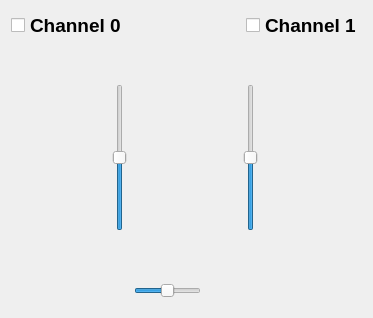
First picture: the form in ui/mainwindow.ui, repository Melomanstd/daq_gui, before the edit.
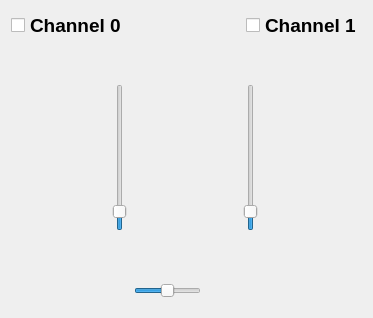
Second picture: the form after the edit. Icons and pictures are not drawn.

Diff of the .ui file:
```diff
--- a/ui/mainwindow.ui
+++ b/ui/mainwindow.ui
@@ -120,13 +120,13 @@
            <enum>Qt::LeftToRight</enum>
           </property>
           <property name="minimum">
-           <number>-100</number>
+           <number>1</number>
           </property>
           <property name="maximum">
            <number>100</number>
           </property>
           <property name="value">
-           <number>0</number>
+           <number>10</number>
           </property>
           <property name="orientation">
            <enum>Qt::Vertical</enum>
@@ -225,13 +225,13 @@
            <string>Voltage range</string>
           </property>
           <property name="minimum">
-           <number>-100</number>
+           <number>1</number>
           </property>
           <property name="maximum">
            <number>100</number>
           </property>
           <property name="value">
-           <number>0</number>
+           <number>10</number>
           </property>
           <property name="orientation">
            <enum>Qt::Vertical</enum>
```
Left out of the diff: 8 changed lines with no effect on the pictures.
